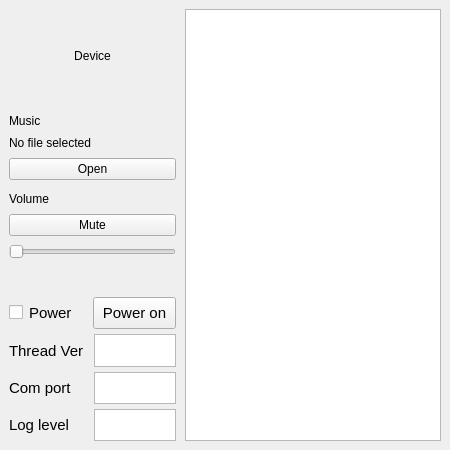
Qt form res/view/speaker.ui (Samsung/ioter) before a commit.
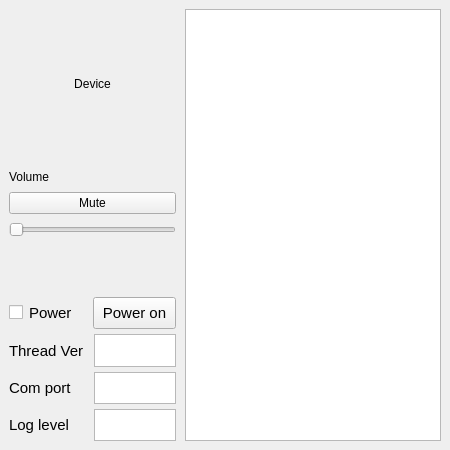
The same form after that commit.

Commit message: fix : remove audio file selection

Patch:
```diff
--- a/res/view/speaker.ui
+++ b/res/view/speaker.ui
@@ -166,7 +166,7 @@
              <number>0</number>
             </property>
             <item>
-             <layout class="QVBoxLayout" name="verticalLayout_7" stretch="5,0,2,2">
+             <layout class="QVBoxLayout" name="verticalLayout_7" stretch="5,2,2">
               <property name="spacing">
                <number>12</number>
               </property>
@@ -205,47 +205,6 @@
                 </item>
                </layout>
               </item>
-              <item>
-               <layout class="QVBoxLayout" name="verticalLayout_6" stretch="0,0,0">
-                <property name="spacing">
-                 <number>8</number>
-                </property>
-                <property name="topMargin">
-                 <number>0</number>
-                </property>
-                <item>
-                 <widget class="QLabel" name="labelMusicSelection">
-                  <property name="text">
-                   <string>Music</string>
-                  </property>
-                 </widget>
-                </item>
-                <item>
-                 <widget class="QLabel" name="labelSelectedMusic">
-                  <property name="enabled">
-                   <bool>true</bool>
-                  </property>
-                  <property name="font">
-                   <font>
-                    <pointsize>9</pointsize>
-                    <weight>50</weight>
-                    <bold>false</bold>
-                   </font>
-                  </property>
-                  <property name="text">
-                   <string>No file selected</string>
-                  </property>
-                 </widget>
-                </item>
-                <item>
-                 <widget class="QPushButton" name="pushButtonOpenFile">
-                  <property name="text">
-                   <string>Open</string>
-                  </property>
-                 </widget>
-                </item>
-               </layout>
-              </item>
               <item>
                <layout class="QVBoxLayout" name="verticalLayout_10" stretch="0,0,1">
                 <property name="spacing">
```
The commit also changes 2 other files.
